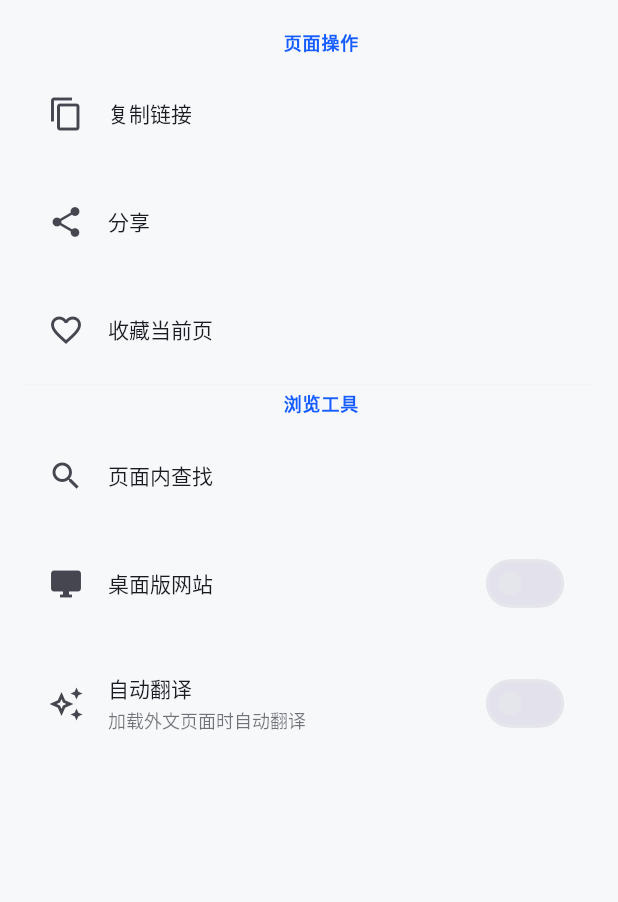
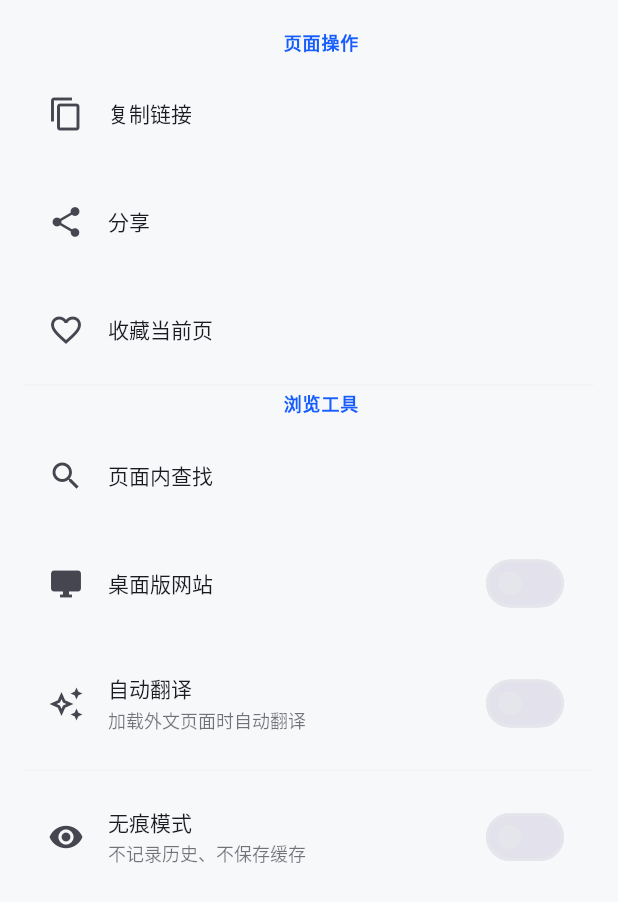
Before and after one commit to XY0L6X/langferry-ai-browser, a Flutter app: the _UnifiedMenuSheet widget shown alone on an empty page, opened directly with empty values, on a phone screen of 412 x 824 dp. Shown: the top 902 px of the screen. Run offline on Flutter 3.47's test engine with Material 3 defaults, Android fonts, the phone set to English and light mode, and no system bars; our stand-ins replace dio, flutter_riverpod, hive, hive_flutter, permission_handler, share_plus; missing offline and left inert: flutter_inappwebview; accounts and stored records are empty.

Commit message:
🕶️ 新增无痕模式：不记录历史+暗色URL栏指示

```diff
--- a/lib/pages/browser/browser_page.dart
+++ b/lib/pages/browser/browser_page.dart
@@ -61,6 +61,9 @@ class _BrowserPageState extends ConsumerState<BrowserPage> {
 
   // 桌面模式
   bool _desktopMode = false;
+
+  // 无痕模式
+  bool _incognitoMode = false;
 
   @override
   void initState() {
@@ -236,6 +239,7 @@ class _BrowserPageState extends ConsumerState<BrowserPage> {
   }
 
   void _saveToHistory(String url, String title) {
+    if (_incognitoMode) return; // 无痕模式不记录
     if (url.isEmpty || url == 'about:blank') return;
     final record = TranslationRecord(
       id: '${DateTime.now().microsecondsSinceEpoch}_${url.hashCode}',
@@ -613,6 +617,7 @@ class _BrowserPageState extends ConsumerState<BrowserPage> {
         currentTitle: _currentTitle,
         desktopMode: _desktopMode,
         autoTranslate: autoOn,
+        incognitoMode: _incognitoMode,
         onCopyUrl: () {
           Clipboard.setData(ClipboardData(text: _currentUrl));
           Navigator.pop(ctx);
@@ -643,6 +648,10 @@ class _BrowserPageState extends ConsumerState<BrowserPage> {
           ref.read(autoTranslateProvider.notifier).toggle();
           setState(() {});
         },
+        onIncognito: () {
+          Navigator.pop(ctx);
+          setState(() => _incognitoMode = !_incognitoMode);
+        },
       ),
     );
   }
@@ -655,6 +664,13 @@ class _BrowserPageState extends ConsumerState<BrowserPage> {
       body: SafeArea(
         child: Column(
           children: [
+            // 无痕模式指示条
+            if (_incognitoMode)
+              Container(
+                width: double.infinity,
+                height: 3,
+                color: Colors.grey[900],
+              ),
             UrlBar(
               controller: _urlController,
               focusNode: _urlFocusNode,
@@ -666,6 +682,7 @@ class _BrowserPageState extends ConsumerState<BrowserPage> {
               onClearPressed: _goToHomePage,
               tabCount: _tabs.length,
               searchIcon: SearchEngine.findById(ref.watch(searchEngineProvider)).icon,
+              incognito: _incognitoMode,
             ),
             if (_tabs.length > 1)
               TabBarWidget(
@@ -1022,24 +1039,28 @@ class _UnifiedMenuSheet extends StatelessWidget {
   final String currentTitle;
   final bool desktopMode;
   final bool autoTranslate;
+  final bool incognitoMode;
   final VoidCallback onCopyUrl;
   final VoidCallback onShare;
   final VoidCallback onFavorite;
   final VoidCallback onFindInPage;
   final VoidCallback onDesktopMode;
   final VoidCallback onAutoTranslate;
+  final VoidCallback onIncognito;
 
   const _UnifiedMenuSheet({
     required this.currentUrl,
     required this.currentTitle,
     required this.desktopMode,
     required this.autoTranslate,
+    required this.incognitoMode,
     required this.onCopyUrl,
     required this.onShare,
     required this.onFavorite,
     required this.onFindInPage,
     required this.onDesktopMode,
     required this.onAutoTranslate,
+    required this.onIncognito,
   });
 
   @override
@@ -1088,6 +1109,17 @@ class _UnifiedMenuSheet extends StatelessWidget {
             subtitle: const Text('加载外文页面时自动翻译'),
             value: autoTranslate,
             onChanged: (_) => onAutoTranslate(),
+          ),
+          const Divider(),
+          SwitchListTile(
+            secondary: Icon(
+              incognitoMode ? Icons.visibility_off : Icons.visibility,
+              color: incognitoMode ? theme.colorScheme.error : null,
+            ),
+            title: const Text('无痕模式'),
+            subtitle: const Text('不记录历史、不保存缓存'),
+            value: incognitoMode,
+            onChanged: (_) => onIncognito(),
           ),
           const SizedBox(height: AppDimens.spacing8),
         ],
--- a/lib/pages/browser/widgets/url_bar.dart
+++ b/lib/pages/browser/widgets/url_bar.dart
@@ -14,6 +14,7 @@ class UrlBar extends StatelessWidget {
   final VoidCallback onClearPressed;
   final int tabCount;
   final String? searchIcon;
+  final bool incognito;
 
   const UrlBar({
     super.key,
@@ -27,6 +28,7 @@ class UrlBar extends StatelessWidget {
     required this.onClearPressed,
     required this.tabCount,
     this.searchIcon,
+    this.incognito = false,
   });
 
   @override
@@ -35,10 +37,10 @@ class UrlBar extends StatelessWidget {
 
     return Container(
       decoration: BoxDecoration(
-        color: theme.colorScheme.surface,
+        color: incognito ? Colors.grey[900] : theme.colorScheme.surface,
         border: Border(
           bottom: BorderSide(
-            color: theme.colorScheme.outline.withOpacity(0.2),
+            color: incognito ? Colors.grey[700]! : theme.colorScheme.outline.withOpacity(0.2),
           ),
         ),
       ),
```
